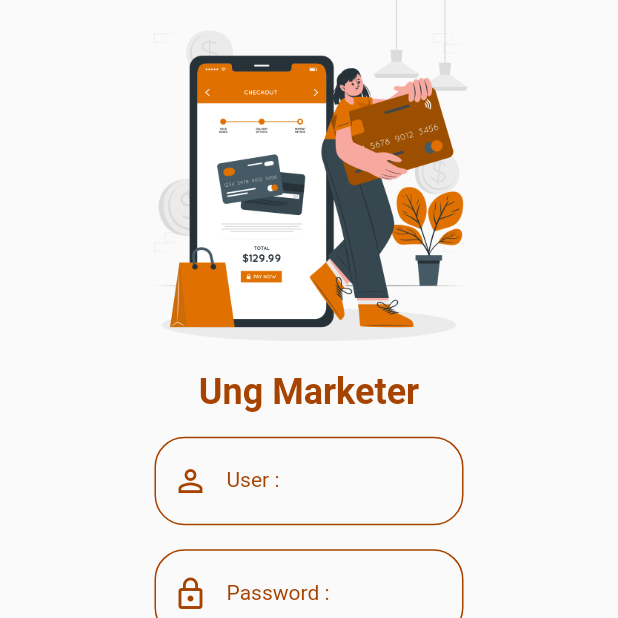
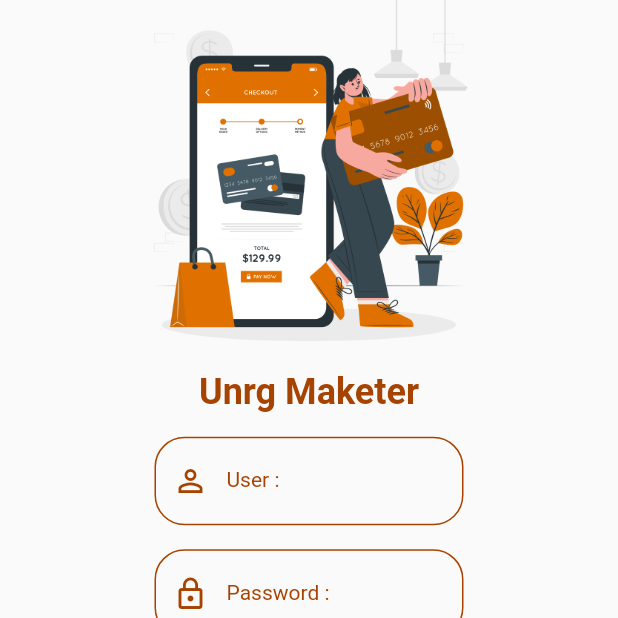
Before and after one commit to masterUNG/UngMarketor, a Flutter app: the screen it shows after launch, on a phone screen of 412 x 824 dp, the top half of it. Run offline on Flutter 3.47's test engine with Material 2 defaults, Android fonts, the phone set to English and light mode, and no system bars; our stand-ins replace geolocator, google_maps_flutter.

Commit message:
start 13June

```diff
--- a/lib/utility/my_constant.dart
+++ b/lib/utility/my_constant.dart
@@ -2,7 +2,7 @@ import 'package:flutter/material.dart';
 
 class MyConstant {
   // General
-  static String appName = 'Ung Marketer';
+  static String appName = 'Unrg Maketer';
 
   // Route
   static String routeAuthen = '/authen';
```
